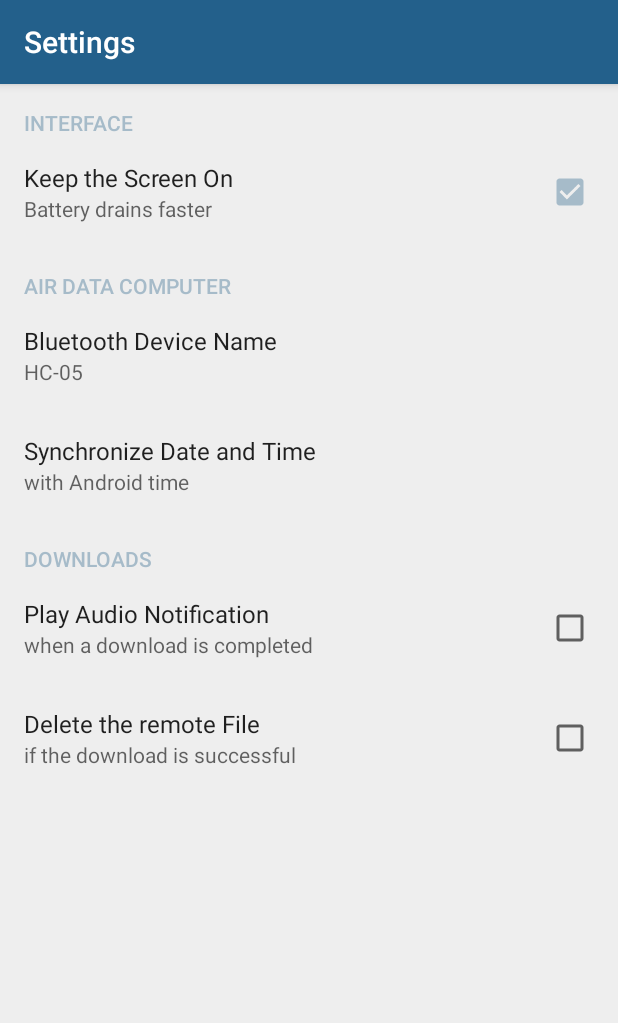
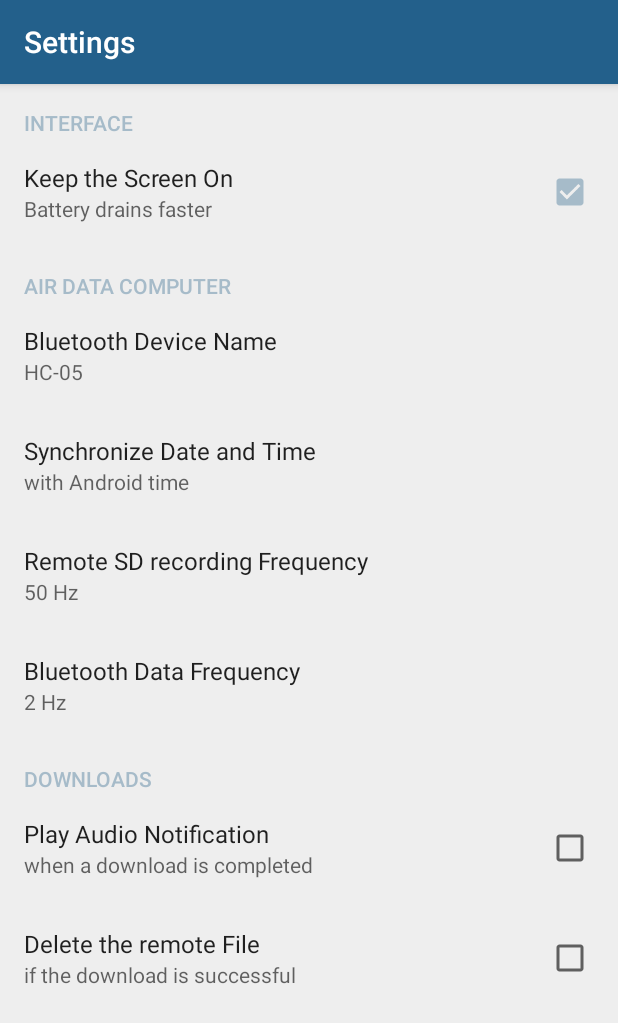
Before and after one commit to BasicAirData/AirDataBridge, an Android app: the screen it shows after launch (SettingsActivity), in the options menu, after a tap on "Settings", on a phone screen of 412 x 824 dp. Shown: the top 1023 px of the screen. Run offline under Robolectric (Android 15) with nearby library versions, the phone set to English and light mode, and no system bars; our stand-ins replace EventBus; libraries missing offline, so code that uses them is left out: eu.basicairdata.bluetoothhelper; 1 statement that could not run was skipped.

Commit message:
Closes #2 - Add the ability to set the remote recording and the BT data update frequencies

```diff
--- a/app/build.gradle
+++ b/app/build.gradle
@@ -8,7 +8,7 @@ android {
         minSdkVersion 14
         targetSdkVersion 25
         versionCode 1
-        versionName "0.5b_20180214"
+        versionName "0.5b_20180217"
         testInstrumentationRunner "android.support.test.runner.AndroidJUnitRunner"
     }
     buildTypes {
--- a/app/src/main/java/eu/basicairdata/airdatabridge/AirDataBridgeApplication.java
+++ b/app/src/main/java/eu/basicairdata/airdatabridge/AirDataBridgeApplication.java
@@ -90,12 +90,13 @@ public class AirDataBridgeApplication extends Application {
     float SerialDTAFrequency    = NOT_AVAILABLE;                            // The frequency of Serial $DTA messages
     float BluetoothDTAFrequency = NOT_AVAILABLE;                            // The frequency of Bluetooth $DTA messages
     float SDCardDTAFrequency    = NOT_AVAILABLE;                            // The frequency of SDCard $DTA messages
-    float DefaultStatusViewFrequency = 2;                                   // (Hz) the standard frequency for Status updates
     long DownloadedSize = 0L;
 
-    private int prefSyncDateTime = SYNC_ANDROID_TIME;
+    private int     prefSyncDateTime = SYNC_ANDROID_TIME;
     private boolean prefNotifyDownloadFinished = false;                     // Audio notification at download end
     private boolean prefDeleteRemoteFileWhenDownloadFinished = false;       // Delete the remote file at download end
+    private float   prefBTDataFrequency = 2.0f;                             // The Bluetooth Data Frequency
+    private float   prefSDRecordingFrequency = 50.0f;                       // The Remote SD recording Frequency
 
 
     // GETTERS AND SETTERS -----------------------------------------------------------------
@@ -169,6 +170,12 @@ public class AirDataBridgeApplication extends Application {
     }
     public void setPrefDeleteRemoteFileWhenDownloadFinished(boolean prefDeleteRemoteFileWhenDownloadFinished) {
         this.prefDeleteRemoteFileWhenDownloadFinished = prefDeleteRemoteFileWhenDownloadFinished;
+    }
+    public float getPrefSDRecordingFrequency() {
+        return prefSDRecordingFrequency;
+    }
+    public float getPrefBTDataFrequency() {
+        return prefBTDataFrequency;
     }
     // -------------------------------------------------------------------------------------
 
@@ -678,7 +685,7 @@ public class AirDataBridgeApplication extends Application {
                 break;
             case EventBusMSG.REQUEST_ENABLE_REALTIME_VIEW:
                 //Log.w("myApp", "[#] AirDataBridgeApplication.java - REQUEST_ENABLE_REALTIME_VIEW");
-                mBluetooth.SendMessage("$DFS,=," + DefaultStatusViewFrequency + ",=");
+                mBluetooth.SendMessage("$DFS,=," + prefBTDataFrequency + ",=");
                 startCommTimeout();
                 break;
             case EventBusMSG.REQUEST_DISABLE_REALTIME_VIEW:
@@ -711,7 +718,7 @@ public class AirDataBridgeApplication extends Application {
             // -------------------------------------------------------- REMOTE SECTION
             case EventBusMSG.REMOTE_REQUEST_START_RECORDING:
                 mBluetooth.SendMessage("$LCS," + msg.logFile.Name + "." + msg.logFile.Extension);
-                mBluetooth.SendMessage("$DFS,=,=,50");
+                mBluetooth.SendMessage("$DFS,=,=," + prefSDRecordingFrequency);
                 startCommTimeout();
                 break;
             case EventBusMSG.REMOTE_FILE_DELETE:
@@ -801,6 +808,13 @@ public class AirDataBridgeApplication extends Application {
         if (oldprefSyncDateTime != prefSyncDateTime) {
             EventBus.getDefault().post(EventBusMSG.REMOTE_REQUEST_SYNC);
         }
+
+        prefBTDataFrequency = Float.valueOf(preferences.getString("prefBTDataFrequency", "2"));
+        if ((BluetoothConnectionStatus == EventBusMSG.BLUETOOTH_HEARTBEAT_SYNC) && (BluetoothDTAFrequency != 0) && (BluetoothDTAFrequency != prefBTDataFrequency))
+            EventBus.getDefault().post(EventBusMSG.REQUEST_ENABLE_REALTIME_VIEW);  // If not local recording, set the new frequency (for realtime view)
+
+        prefSDRecordingFrequency = Float.valueOf(preferences.getString("prefSDRecordingFrequency", "50"));
+
         //EventBus.getDefault().post(EventBusMSG.APPLY_SETTINGS);
     }
 
--- a/app/src/main/java/eu/basicairdata/airdatabridge/LogFileAdapter.java
+++ b/app/src/main/java/eu/basicairdata/airdatabridge/LogFileAdapter.java
@@ -97,6 +97,11 @@ class LogFileAdapter extends RecyclerView.Adapter<LogFileAdapter.LogFileHolder>
             textViewFileSize.setText(logFile.Sizekb);
             if ((logFile.Current) && (AirDataBridgeApplication.getInstance().getSDCardDTAFrequency() != 0)) {      // REC
                 textViewRecordingFreq.setVisibility(View.VISIBLE);
+
+                float SDFreq = AirDataBridgeApplication.getInstance().getPrefSDRecordingFrequency();
+                if(SDFreq == (long) SDFreq) textViewRecordingFreq.setText(String.valueOf((long)SDFreq) + " " + AirDataBridgeApplication.getInstance().getApplicationContext().getString(R.string.hz));
+                else textViewRecordingFreq.setText(String.valueOf(SDFreq) + " " + AirDataBridgeApplication.getInstance().getApplicationContext().getString(R.string.hz));
+
                 textViewRecording.setVisibility(View.VISIBLE);
                 textViewFileSize.setVisibility(View.INVISIBLE);
                 cardview.setCardBackgroundColor(ContextCompat.getColor(AirDataBridgeApplication.getInstance().getApplicationContext(), R.color.colorCardBackgroundRemoteRecording));
--- a/app/src/main/res/values/strings.xml
+++ b/app/src/main/res/values/strings.xml
@@ -99,6 +99,8 @@
     <string name="pref_sync_datetime">Synchronize Date and Time</string>
     <string name="pref_sync_datetime_nosync">no synchronization</string>
     <string name="pref_sync_datetime_android">with Android time</string>
+    <string name="pref_sd_recording_frequency">Remote SD recording Frequency</string>
+    <string name="pref_bt_data_frequency">Bluetooth Data Frequency</string>
 
     <string name="pref_category_downloads">DOWNLOADS</string>
     <string name="pref_download_notification">Play Audio Notification</string>
@@ -107,6 +109,7 @@
     <string name="pref_download_delete_remote_file_summary">if the download is successful</string>
 
     <!-- Units of measurement -->
+    <string name="hz">Hz</string>
     <string name="m_s">m/s</string>
     <string name="km_h">km/h</string>
     <string name="degk">K</string>
--- a/app/src/main/res/xml/app_preferences.xml
+++ b/app/src/main/res/xml/app_preferences.xml
@@ -49,6 +49,20 @@
             android:entryValues="@array/DateTimeSyncValues"
             android:defaultValue="1" />
 
+        <EditTextPreference
+            android:key="prefSDRecordingFrequency"
+            android:title="@string/pref_sd_recording_frequency"
+            android:summary="50 Hz"
+            android:defaultValue="50"
+            android:inputType="numberDecimal" />
+
+        <EditTextPreference
+            android:key="prefBTDataFrequency"
+            android:title="@string/pref_bt_data_frequency"
+            android:summary="2 Hz"
+            android:defaultValue="2"
+            android:inputType="numberDecimal" />
+
     </PreferenceCategory>
 
     <PreferenceCategory
```
Also changed, not shown: app/src/main/java/eu/basicairdata/airdatabridge/FragmentRealtime.java (+5 -2 lines), app/src/main/java/eu/basicairdata/airdatabridge/FragmentSettings.java (+40 -2 lines).
